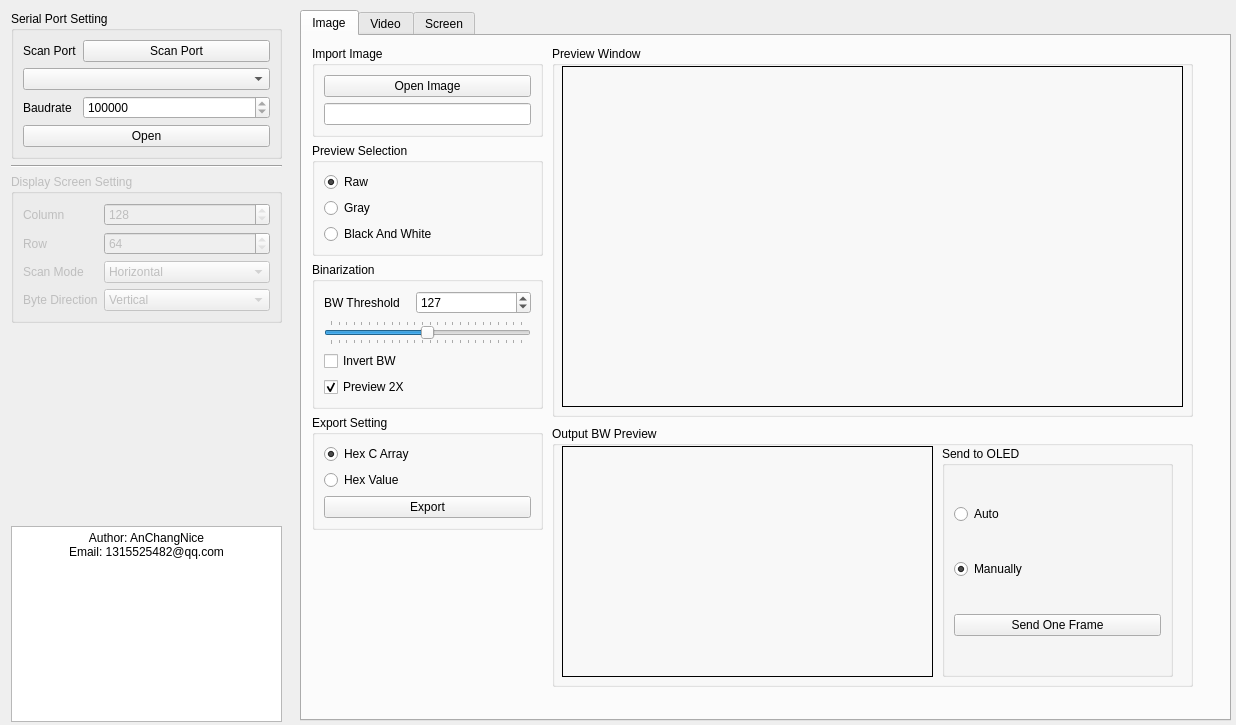
Before: the Qt Designer form python_gui/UI/main_ui.ui in AnChangNice/oled_display_gui, drawn with Qt 5.
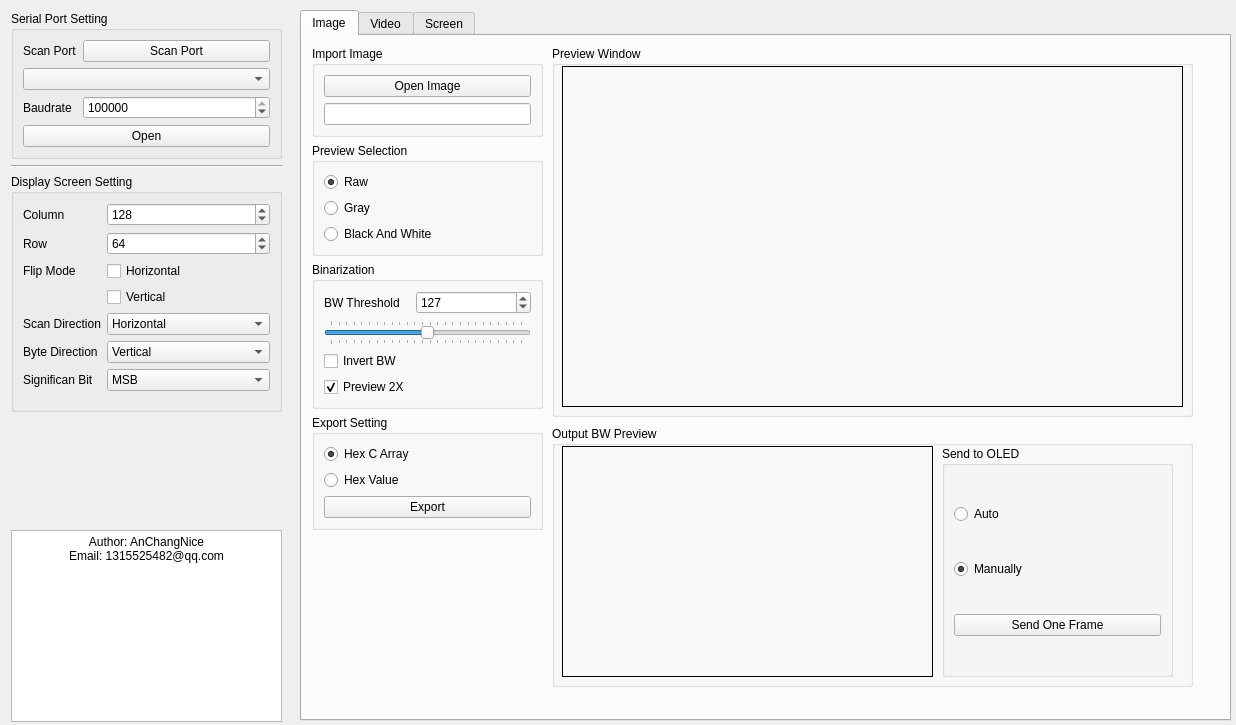
After: the same form once the commit is applied.

Commit message: Add new image translate module then update image mode, and renamed some modules.

```diff
--- a/python_gui/UI/main_ui.ui
+++ b/python_gui/UI/main_ui.ui
@@ -56,9 +56,15 @@
         <item row="2" column="1">
          <widget class="QSpinBox" name="spinBox_baudrate">
           <property name="minimum">
-           <number>1000000</number>
+           <number>9600</number>
           </property>
           <property name="maximum">
+           <number>4000000</number>
+          </property>
+          <property name="singleStep">
+           <number>100</number>
+          </property>
+          <property name="value">
            <number>1000000</number>
           </property>
          </widget>
@@ -93,7 +99,7 @@
      <item>
       <widget class="QGroupBox" name="groupBox_2">
        <property name="enabled">
-        <bool>false</bool>
+        <bool>true</bool>
        </property>
        <property name="title">
         <string>Display Screen Setting</string>
@@ -109,9 +115,15 @@
         <item row="0" column="1">
          <widget class="QSpinBox" name="spinBox_displayCol">
           <property name="minimum">
-           <number>128</number>
+           <number>8</number>
           </property>
           <property name="maximum">
+           <number>480</number>
+          </property>
+          <property name="singleStep">
+           <number>8</number>
+          </property>
+          <property name="value">
            <number>128</number>
           </property>
          </widget>
@@ -126,22 +138,28 @@
         <item row="1" column="1">
          <widget class="QSpinBox" name="spinBox_displayRow">
           <property name="minimum">
-           <number>64</number>
+           <number>8</number>
           </property>
           <property name="maximum">
+           <number>480</number>
+          </property>
+          <property name="singleStep">
+           <number>8</number>
+          </property>
+          <property name="value">
            <number>64</number>
           </property>
          </widget>
         </item>
-        <item row="2" column="0">
+        <item row="4" column="0">
          <widget class="QLabel" name="label_5">
           <property name="text">
-           <string>Scan Mode</string>
+           <string>Scan Direction</string>
           </property>
          </widget>
         </item>
-        <item row="2" column="1">
-         <widget class="QComboBox" name="comboBox_scanMode">
+        <item row="4" column="1">
+         <widget class="QComboBox" name="comboBox_displayScanDirection">
           <item>
            <property name="text">
             <string>Horizontal</string>
@@ -154,25 +172,74 @@
           </item>
          </widget>
         </item>
-        <item row="3" column="0">
+        <item row="5" column="0">
          <widget class="QLabel" name="label_6">
           <property name="text">
            <string>Byte Direction</string>
           </property>
          </widget>
         </item>
+        <item row="5" column="1">
+         <widget class="QComboBox" name="comboBox_displayByteDirection">
+          <item>
+           <property name="text">
+            <string>Vertical</string>
+           </property>
+          </item>
+          <item>
+           <property name="text">
+            <string>Horizontal</string>
+           </property>
+          </item>
+         </widget>
+        </item>
+        <item row="6" column="0">
+         <widget class="QLabel" name="label_13">
+          <property name="text">
+           <string>Significan Bit</string>
+          </property>
+         </widget>
+        </item>
+        <item row="6" column="1">
+         <widget class="QComboBox" name="comboBox_displaySignBit">
+          <item>
+           <property name="text">
+            <string>MSB</string>
+           </property>
+          </item>
+          <item>
+           <property name="text">
+            <string>LSB</string>
+           </property>
+          </item>
+         </widget>
+        </item>
+        <item row="7" column="0">
+         <widget class="Line" name="line_2">
+          <property name="orientation">
+           <enum>Qt::Horizontal</enum>
+          </property>
+         </widget>
+        </item>
+        <item row="2" column="0">
+         <widget class="QLabel" name="label_14">
+          <property name="text">
+           <string>Flip Mode</string>
+          </property>
+         </widget>
+        </item>
+        <item row="2" column="1">
+         <widget class="QCheckBox" name="checkBox_displayFlipH">
+          <property name="text">
+           <string>Horizontal</string>
+          </property>
+         </widget>
+        </item>
         <item row="3" column="1">
-         <widget class="QComboBox" name="comboBox_byteDirection">
-          <item>
-           <property name="text">
-            <string>Vertical</string>
-           </property>
-          </item>
-          <item>
-           <property name="text">
-            <string>Horizontal</string>
-           </property>
-          </item>
+         <widget class="QCheckBox" name="checkBox_displayFlipV">
+          <property name="text">
+           <string>Vertical</string>
+          </property>
          </widget>
         </item>
        </layout>
```
Left out of the diff: 9 changed lines with no effect on the pictures. The commit also changes 14 other files.
